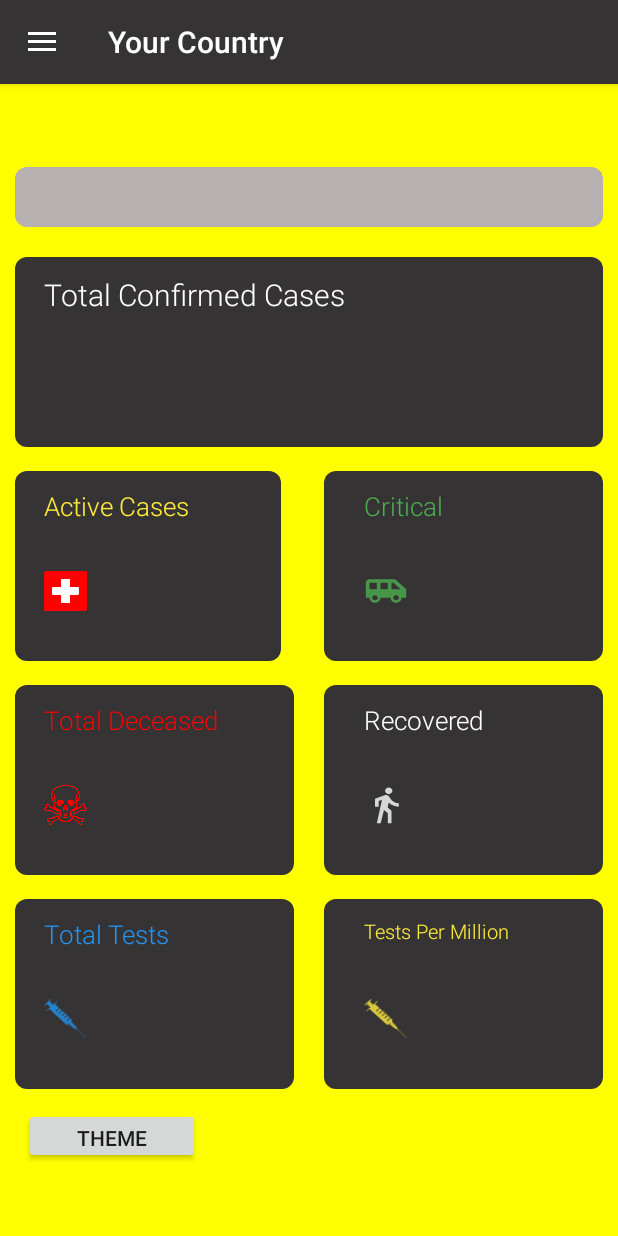
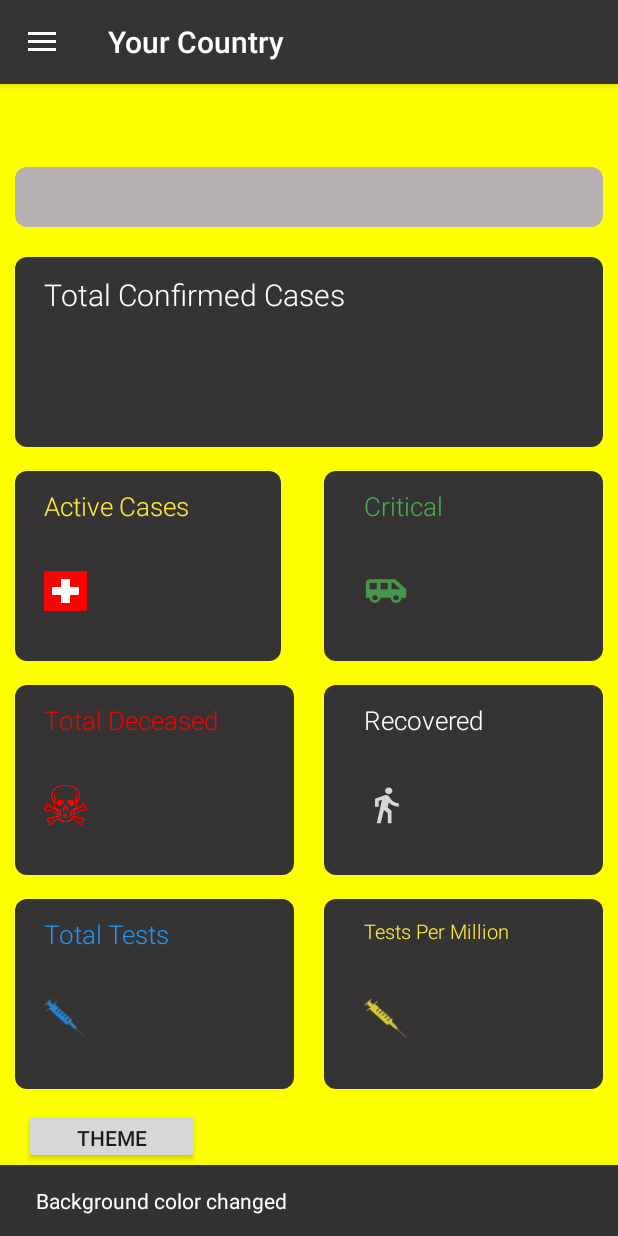
Before and after one commit to TsidAznar/WAPCENG319, an Android app: the MainActivity screen opened directly, with no data from a screen before it, in the side drawer, after a tap on "Your Country", on a phone screen of 412 x 824 dp. Run offline under Robolectric (Android 15) with nearby library versions, the phone set to English and light mode, and no system bars; our stand-ins replace Picasso, Room's generated code, navigation-ui; pictures from the network do not load; Roboto replaces fonts that are not available here.

```diff
--- a/COVIDTRACKER/COVIDTRACKER/src/main/java/com/covidtracker/MainActivity.java
+++ b/COVIDTRACKER/COVIDTRACKER/src/main/java/com/covidtracker/MainActivity.java
@@ -20,6 +20,7 @@ import androidx.navigation.ui.AppBarConfiguration;
 import androidx.navigation.ui.NavigationUI;
 
 import com.google.android.material.navigation.NavigationView;
+import com.google.android.material.snackbar.Snackbar;
 
 import java.util.Random;
 
@@ -66,8 +67,15 @@ public class MainActivity extends AppCompatActivity {
                 int rNum = random.nextInt(aryLength);
 
                 screenView.setBackgroundColor(color[rNum]);
+                // Button was clicked/tapped
+                View v= findViewById(R.id.color);
+                String message = "Background color changed";
+                int duration = Snackbar.LENGTH_SHORT;
+
+                showSnackbar(v, message, duration);
             }
         });
+
     }
     public static void hideKeyboardFrom(Activity activity) {
         InputMethodManager imm = (InputMethodManager) activity.getSystemService(Activity.INPUT_METHOD_SERVICE);
@@ -117,4 +125,8 @@ public class MainActivity extends AppCompatActivity {
         AlertDialog alertDialog = builder.create();
         alertDialog.show();
     }
+    public void showSnackbar(View view, String message, int duration)
+    {
+        Snackbar.make(view, message, duration).show();
+    }
 }
```
